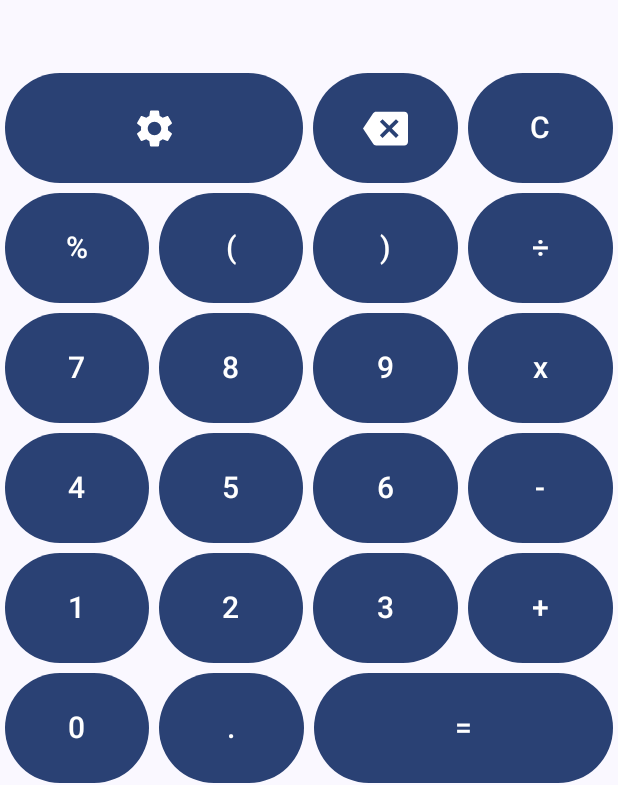
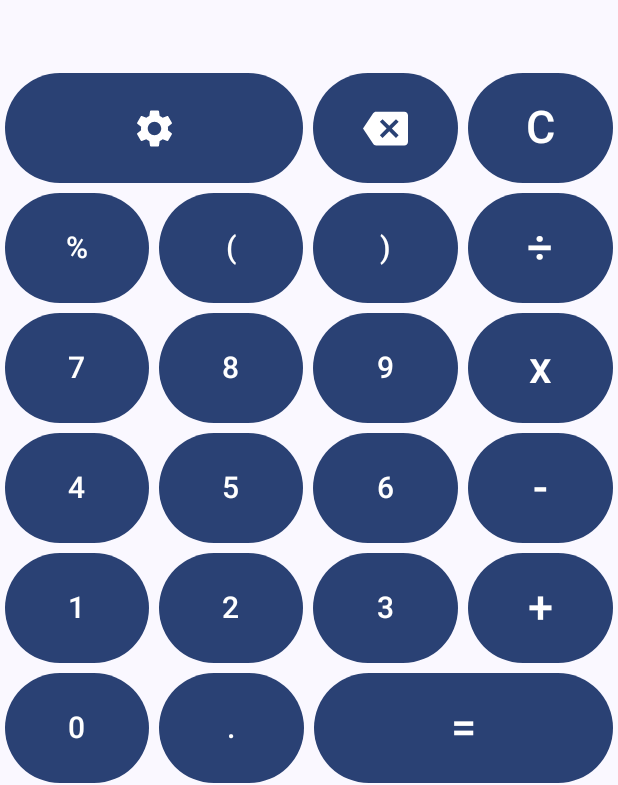
Before and after one commit to CaolanCode/Calculator-Android, an Android app built with Jetpack Compose: the screen it shows after launch (MainActivity), on a phone screen of 412 x 824 dp. Shown: the part 448-1233 px from the top of the screen. Run offline under Robolectric (Android 15) with nearby library versions, the phone set to English and light mode, and no system bars.

Commit message:
change font size of operator dynamically

```diff
--- a/app/src/main/java/com/caolancode/calculator/view/CalculatorButton.kt
+++ b/app/src/main/java/com/caolancode/calculator/view/CalculatorButton.kt
@@ -25,6 +25,7 @@ import com.caolancode.calculator.R
 fun CalculatorButton(
     content: String,
     modifier: Modifier) {
+    val operators = "+-=x÷C"
     Button(
         modifier = modifier
             .height(dimensionResource(id = R.dimen.button_height))
@@ -33,10 +34,18 @@ fun CalculatorButton(
 
         }
     ) {
-        Text(
-            text = content,
-            color = Color.White,
-            fontSize = dimensionResource(id = R.dimen.button_font_size).value.sp
-        )
+        if (operators.contains(content)) {
+            Text(
+                text = content,
+                color = Color.White,
+                fontSize = dimensionResource(id = R.dimen.operator_font_size).value.sp
+            )
+        } else {
+            Text(
+                text = content,
+                color = Color.White,
+                fontSize = dimensionResource(id = R.dimen.number_font_size).value.sp
+            )
+        }
     }
 }
--- a/app/src/main/res/values/dimen.xml
+++ b/app/src/main/res/values/dimen.xml
@@ -2,6 +2,7 @@
 <resources>
     <dimen name="button_height">80dp</dimen>
     <dimen name="button_padding">3dp</dimen>
-    <dimen name="button_font_size">20sp</dimen>
+    <dimen name="number_font_size">20sp</dimen>
+    <dimen name="operator_font_size">30sp</dimen>
     <dimen name="icon_size">30dp</dimen>
 </resources>
```
